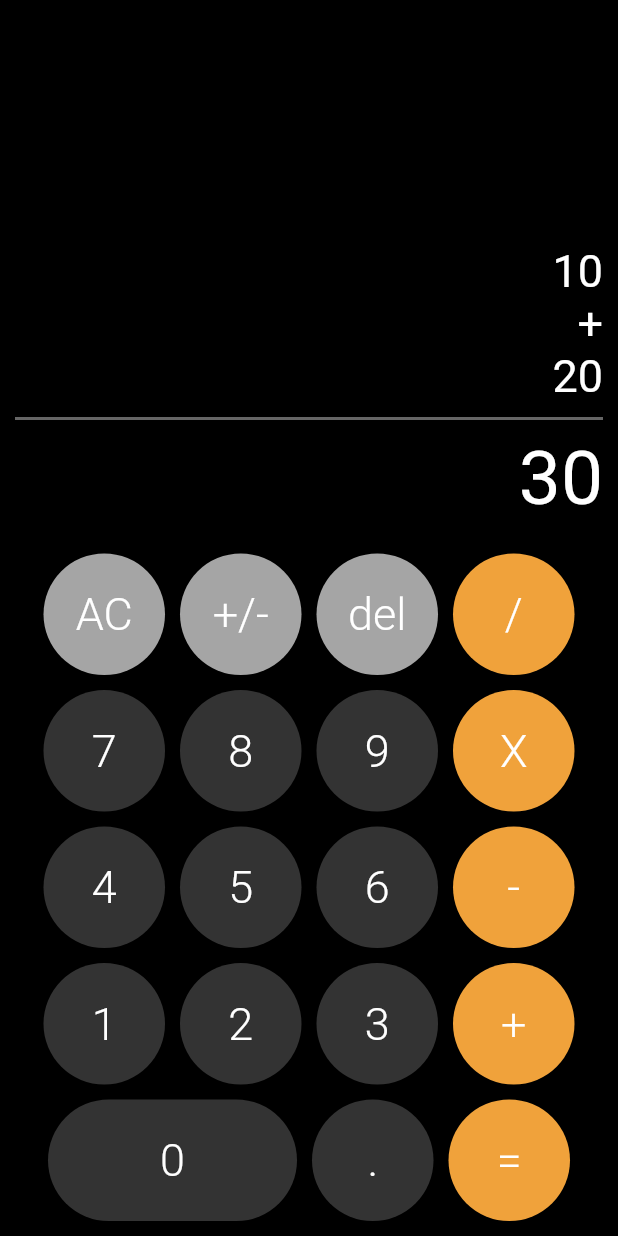
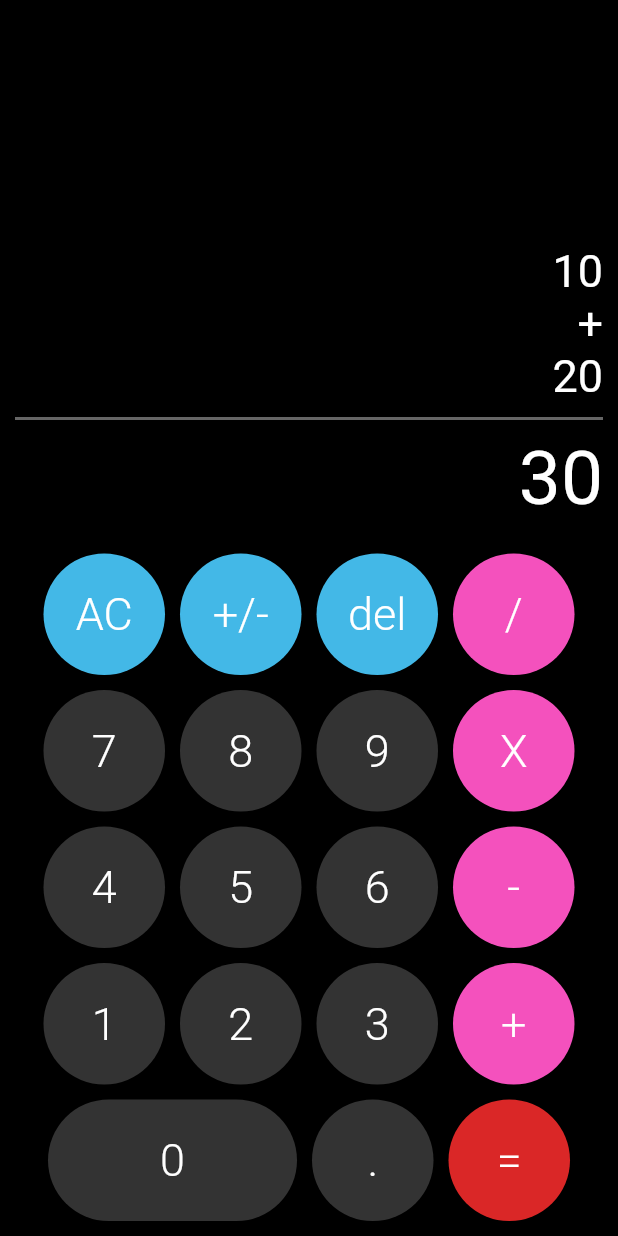
Before and after one commit to YumiNina/Software_Calculadora, a Flutter app: the screen it shows after launch, on a phone screen of 412 x 824 dp. Run offline on Flutter 3.47's test engine with Material 2 defaults, Android fonts, the phone set to English and light mode, and no system bars; our stand-ins replace bloc, flutter_bloc; statements that could not run were skipped.

```diff
--- a/lib/bloc/calculator_state.dart
+++ b/lib/bloc/calculator_state.dart
@@ -13,4 +13,16 @@ class CalculatorState {
     this.twoNumber = '20',
     this.operation = '+',
   });
+  CalculatorState copyWith({
+    String? mathResult,
+    String? oneNumber,
+    String? twoNumber,
+    String? operation,
+  }) =>
+      CalculatorState(
+        mathResult: mathResult ?? this.mathResult,
+        oneNumber: oneNumber ?? this.oneNumber,
+        twoNumber: twoNumber ?? this.twoNumber,
+        operation: operation ?? this.operation,
+      );
 }
--- a/lib/screens/calculator_screen.dart
+++ b/lib/screens/calculator_screen.dart
@@ -28,22 +28,22 @@ class CalculatorScreen extends StatelessWidget {
               children: [
                 CalculatorButton(
                   text: 'AC',
-                  bgColor: Color(0xffA5A5A5),
+                  bgColor: Color.fromARGB(255, 67, 184, 231),
                   onPressed: () => CalculatorBloc.add(ResetAC()),
                 ),
                 CalculatorButton(
                   text: '+/-',
-                  bgColor: Color(0xffA5A5A5),
+                  bgColor: Color.fromARGB(255, 67, 184, 231),
                   onPressed: () => print('+/-'),
                 ),
                 CalculatorButton(
                   text: 'del',
-                  bgColor: Color(0xffA5A5A5),
+                  bgColor: Color.fromARGB(255, 67, 184, 231),
                   onPressed: () => print('del'),
                 ),
                 CalculatorButton(
                   text: '/',
-                  bgColor: Color(0xffF0A23B),
+                  bgColor: Color.fromARGB(255, 244, 81, 189),
                   onPressed: () => print('/'),
                 ),
               ],
@@ -53,19 +53,19 @@ class CalculatorScreen extends StatelessWidget {
               children: [
                 CalculatorButton(
                   text: '7',
-                  onPressed: () => print('7'),
+                  onPressed: () => CalculatorBloc.add(AddNumber('7')),
                 ),
                 CalculatorButton(
                   text: '8',
-                  onPressed: () => print('8'),
+                  onPressed: () => CalculatorBloc.add(AddNumber('8')),
                 ),
                 CalculatorButton(
                   text: '9',
-                  onPressed: () => print('9'),
+                  onPressed: () => CalculatorBloc.add(AddNumber('9')),
                 ),
                 CalculatorButton(
                   text: 'X',
-                  bgColor: Color(0xffF0A23B),
+                  bgColor: Color.fromARGB(255, 244, 81, 189),
                   onPressed: () => print('X'),
                 ),
               ],
@@ -75,19 +75,19 @@ class CalculatorScreen extends StatelessWidget {
               children: [
                 CalculatorButton(
                   text: '4',
-                  onPressed: () => print('4'),
+                  onPressed: () => CalculatorBloc.add(AddNumber('4')),
                 ),
                 CalculatorButton(
                   text: '5',
-                  onPressed: () => print('5'),
+                  onPressed: () => CalculatorBloc.add(AddNumber('5')),
                 ),
                 CalculatorButton(
                   text: '6',
-                  onPressed: () => print('6'),
+                  onPressed: () => CalculatorBloc.add(AddNumber('6')),
                 ),
                 CalculatorButton(
                   text: '-',
-                  bgColor: Color(0xffF0A23B),
+                  bgColor: Color.fromARGB(255, 244, 81, 189),
                   onPressed: () => print('-'),
                 ),
               ],
@@ -97,19 +97,19 @@ class CalculatorScreen extends StatelessWidget {
               children: [
                 CalculatorButton(
                   text: '1',
-                  onPressed: () => print('1'),
+                  onPressed: () => CalculatorBloc.add(AddNumber('1')),
                 ),
                 CalculatorButton(
                   text: '2',
-                  onPressed: () => print('2'),
+                  onPressed: () => CalculatorBloc.add(AddNumber('2')),
                 ),
                 CalculatorButton(
                   text: '3',
-                  onPressed: () => print('3'),
+                  onPressed: () => CalculatorBloc.add(AddNumber('3')),
                 ),
                 CalculatorButton(
                   text: '+',
-                  bgColor: Color(0xffF0A23B),
+                  bgColor: Color.fromARGB(255, 244, 81, 189),
                   onPressed: () => print('+'),
                 ),
               ],
@@ -128,7 +128,7 @@ class CalculatorScreen extends StatelessWidget {
                 ),
                 CalculatorButton(
                   text: '=',
-                  bgColor: Color(0xffF0A23B),
+                  bgColor: Color.fromARGB(255, 218, 39, 39),
                   onPressed: () => print('='),
                 ),
               ],
```
Also changed, not shown: lib/bloc/calculator_bloc.dart (+9 -0 lines).
